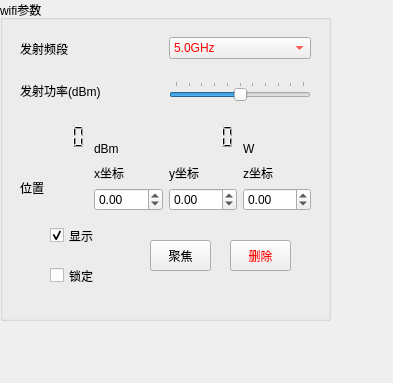
First picture: the form in UI/ui_source_control.ui, repository Antonovvv/Y-Fi, before the edit.
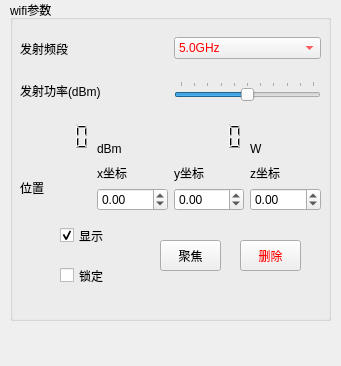
Second picture: the form after the edit.

```diff
--- a/UI/ui_source_control.ui
+++ b/UI/ui_source_control.ui
@@ -6,10 +6,16 @@
    <rect>
     <x>0</x>
     <y>0</y>
-    <width>393</width>
-    <height>383</height>
+    <width>341</width>
+    <height>366</height>
    </rect>
   </property>
+  <property name="maximumSize">
+   <size>
+    <width>360</width>
+    <height>600</height>
+   </size>
+  </property>
   <property name="palette">
    <palette>
     <active>
@@ -107,9 +113,9 @@
   <widget class="QGroupBox" name="groupBox">
    <property name="geometry">
     <rect>
-     <x>0</x>
+     <x>10</x>
      <y>0</y>
-     <width>331</width>
+     <width>321</width>
      <height>321</height>
     </rect>
    </property>
@@ -119,9 +125,9 @@
    <widget class="QWidget" name="gridLayoutWidget_3">
     <property name="geometry">
      <rect>
-      <x>20</x>
+      <x>10</x>
       <y>30</y>
-      <width>291</width>
+      <width>301</width>
       <height>181</height>
      </rect>
     </property>
```
Left out of the diff: 14 changed lines with no effect on the pictures.
